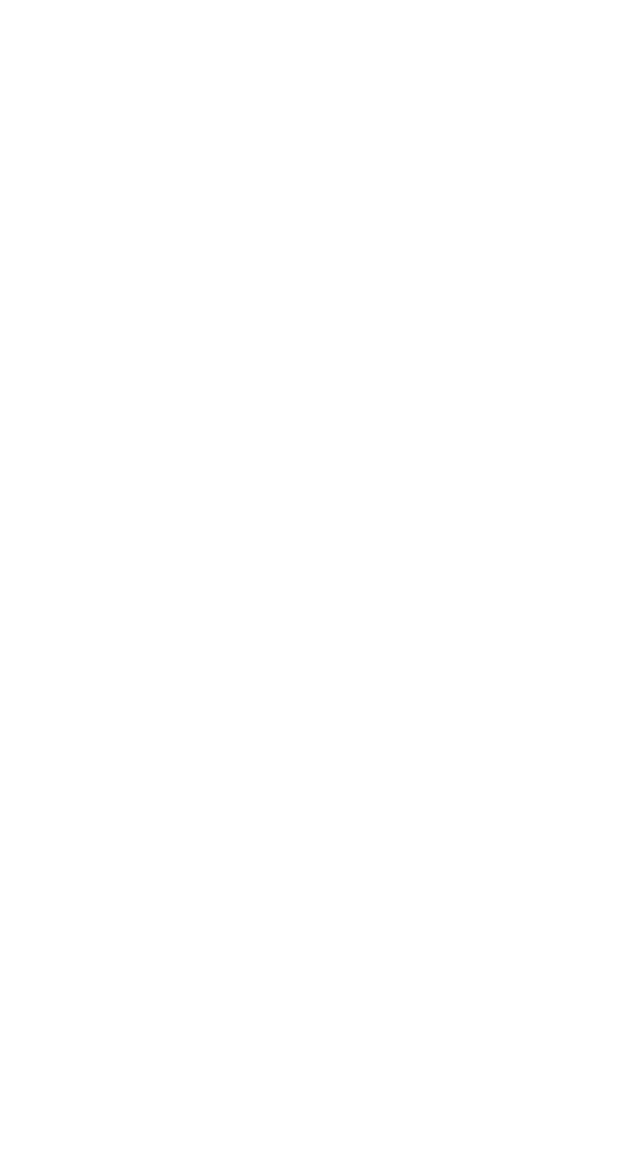
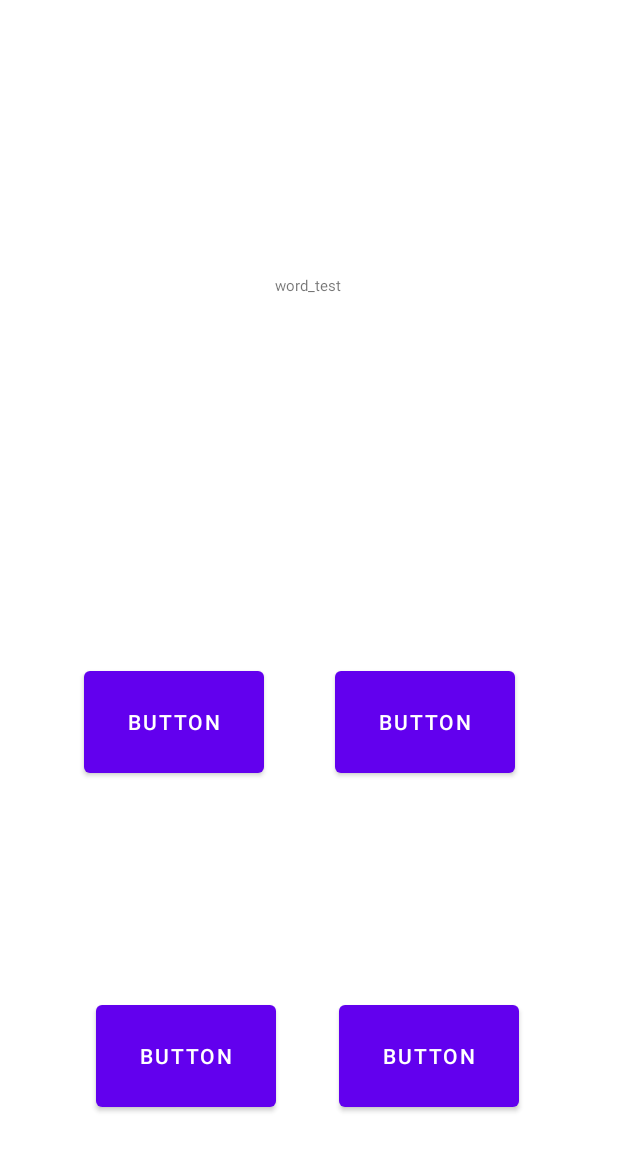
Before and after one commit to ghc1124/VocaUp, an Android app: the SpellingMean screen opened directly, with no data from a screen before it, on a phone screen of 412 x 824 dp. Before the commit the part shown is empty. Shown: the top 1151 px of the screen. Run offline under Robolectric (Android 15) with nearby library versions, the phone set to English and light mode, and no system bars.

Commit message:
험난하다

```diff
--- a/app/src/main/java/com/test/vocaup/activity/SpellingMean.java
+++ b/app/src/main/java/com/test/vocaup/activity/SpellingMean.java
@@ -3,28 +3,44 @@ package com.test.vocaup.activity;
 import androidx.appcompat.app.AppCompatActivity;
 
 import android.os.Bundle;
+import android.view.View;
+import android.widget.Button;
+import android.widget.TextView;
 
-import com.test.vocaup.DO.ListAll;
 import com.test.vocaup.R;
 import com.test.vocaup.server.Connect_get;
 
-import java.util.ArrayList;
+import org.json.JSONException;
+import org.json.JSONObject;
 
 public class SpellingMean extends AppCompatActivity {
-    private ArrayList<ListAll> result = new ArrayList<>();
-
+    private JSONObject result = new JSONObject();
+    TextView spelling;
+    Button button1;
     @Override
     protected void onCreate(Bundle savedInstanceState) {
         super.onCreate(savedInstanceState);
         setContentView(R.layout.activity_spelling_mean);
-
+        spelling =  (TextView)findViewById(R.id.spelling);
+        button1 = (Button)findViewById(R.id.button);
         Thread thread = new Thread() {
             @Override
             public void run() {
-                result = new Connect_get().get("problem/spelling_mean", "10");
+                result = new Connect_get().problem_get("problem/spelling_mean", "10");
+
             }
         };
-
+        button1.setOnClickListener(new View.OnClickListener() {
+            @Override
+            public void onClick(View view) {
+                try {
+                    spelling.setText((String)result.getString("problem_type"));
+                    System.out.println((String)result.getString("problem_type"));
+                } catch (JSONException e) {
+                    e.printStackTrace();
+                }
+            }
+        });
         thread.start();
 
         try {
@@ -32,5 +48,7 @@ public class SpellingMean extends AppCompatActivity {
         } catch (InterruptedException e) {
             e.printStackTrace();
         }
+
+
     }
 }
--- a/app/src/main/java/com/test/vocaup/server/Connect_get.java
+++ b/app/src/main/java/com/test/vocaup/server/Connect_get.java
@@ -78,4 +78,23 @@ public class Connect_get {
 
         return null;
     }
+    public JSONObject problem_get(String... strings){
+        OkHttpClient httpClient = new OkHttpClient.Builder().retryOnConnectionFailure(true).build();
+        Request request = null;
+        JSONObject result=null;
+        request = new Request.Builder().url(url + strings[0] + "/" + strings[1]).build();
+
+        try {
+            Response response = httpClient.newCall(request).execute();
+
+            String jsonData = response.body().string();
+            JSONObject object = new JSONObject(jsonData);
+            System.out.println(object);
+            result=object;
+
+        } catch(Exception e) {
+            e.printStackTrace();
+        }
+        return result;
+    }
 }
--- a/app/src/main/res/layout/activity_spelling_mean.xml
+++ b/app/src/main/res/layout/activity_spelling_mean.xml
@@ -6,4 +6,62 @@
     android:layout_height="match_parent"
     tools:context=".activity.SpellingMean">
 
+    <Button
+        android:id="@+id/button"
+        android:layout_width="120dp"
+        android:layout_height="80dp"
+        android:layout_marginStart="56dp"
+        android:layout_marginTop="97dp"
+        android:layout_marginBottom="60dp"
+        android:text="Button"
+        app:layout_constraintBottom_toTopOf="@+id/button3"
+        app:layout_constraintStart_toStartOf="parent"
+        app:layout_constraintTop_toBottomOf="@+id/spelling" />
+
+    <Button
+        android:id="@+id/button2"
+        android:layout_width="120dp"
+        android:layout_height="80dp"
+        android:layout_marginTop="97dp"
+        android:layout_marginBottom="60dp"
+        android:text="Button"
+        app:layout_constraintBottom_toTopOf="@+id/button4"
+        app:layout_constraintEnd_toEndOf="parent"
+        app:layout_constraintHorizontal_bias="0.408"
+        app:layout_constraintStart_toEndOf="@+id/button"
+        app:layout_constraintTop_toBottomOf="@+id/spelling" />
+
+    <Button
+        android:id="@+id/button3"
+        android:layout_width="120dp"
+        android:layout_height="80dp"
+        android:layout_marginStart="64dp"
+        android:layout_marginBottom="80dp"
+        android:text="Button"
+        app:layout_constraintBottom_toBottomOf="parent"
+        app:layout_constraintStart_toStartOf="parent" />
+
+    <Button
+        android:id="@+id/button4"
+        android:layout_width="120dp"
+        android:layout_height="80dp"
+        android:layout_marginBottom="80dp"
+        android:text="Button"
+        app:layout_constraintBottom_toBottomOf="parent"
+        app:layout_constraintEnd_toEndOf="parent"
+        app:layout_constraintHorizontal_bias="0.387"
+        app:layout_constraintStart_toEndOf="@+id/button3" />
+
+    <TextView
+        android:id="@+id/spelling"
+        android:layout_width="296dp"
+        android:layout_height="141dp"
+        android:layout_marginTop="120dp"
+        android:gravity="center"
+        android:text="word_test"
+        android:textSize="10dp"
+        app:layout_constraintEnd_toEndOf="parent"
+        app:layout_constraintHorizontal_bias="0.486"
+        app:layout_constraintStart_toStartOf="parent"
+        app:layout_constraintTop_toTopOf="parent" />
 </androidx.constraintlayout.widget.ConstraintLayout>
```
